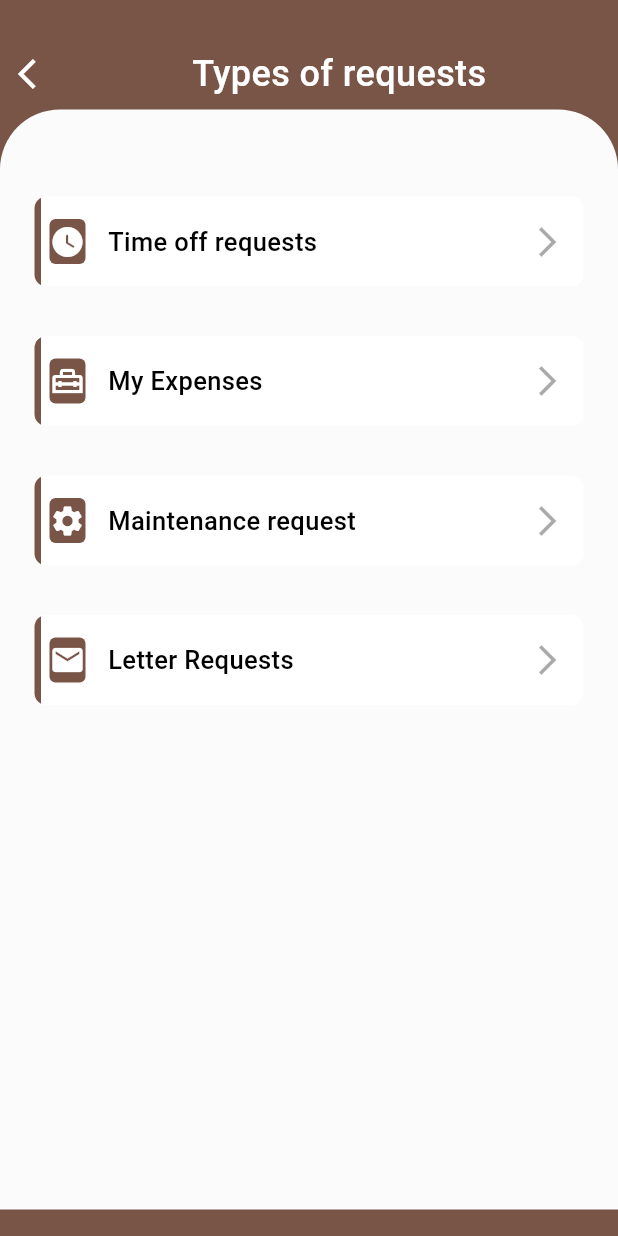
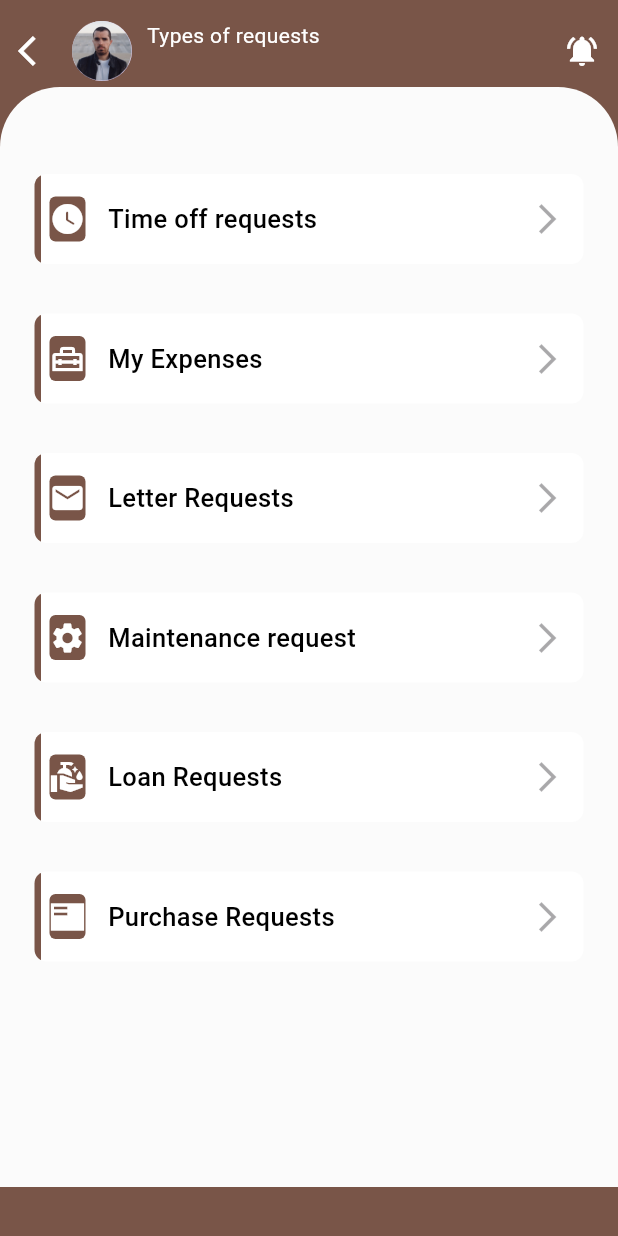
Before and after one commit to mahmoudrabie97/self_service_app, a Flutter app: the TypesOfRequestsPage screen opened directly, on a phone screen of 412 x 824 dp. Run offline on Flutter 3.47's test engine with Material 3 defaults, Android fonts, the phone set to English and light mode, and no system bars; our stand-ins replace bloc, date_picker_timeline, flutter_bloc, shared_preferences; accounts and stored records are empty; network calls fail.

Commit message:
edit types of requests

```diff
--- a/lib/pages/employees/employees.dart
+++ b/lib/pages/employees/employees.dart
@@ -25,7 +25,7 @@ class CustomEmployeesBody extends StatelessWidget {
   Widget build(BuildContext context) {
     return ListView(
       children: [
-        CustomHomeApbar(
+        CustomPersonalApbar(
           title: '',
           subTitle: '',
         ),
--- a/lib/pages/home/widgets/homepagebody.dart
+++ b/lib/pages/home/widgets/homepagebody.dart
@@ -26,7 +26,7 @@ class _HomePageBodyState extends State<HomePageBody> {
     return SafeArea(
       child: Column(
         children: [
-           CustomHomeApbar(
+           CustomPersonalApbar(
             title: 'Mohamed Ahmed',
             subTitle: 'Accountant',
             icon: Icons.notifications_active,
--- a/lib/pages/profile_page/widgets/profile_body.dart
+++ b/lib/pages/profile_page/widgets/profile_body.dart
@@ -14,7 +14,7 @@ class ProfileBody extends StatelessWidget {
     return SafeArea(
       child: Column(
         children: [
-            CustomHomeApbar(title: 'Mohammmed Ahmed', subTitle: 'Accountant', icon: Icons.notifications_active,
+            CustomPersonalApbar(title: 'Mohammmed Ahmed', subTitle: 'Accountant', icon: Icons.notifications_active,
                ),
           Expanded(
             child: Padding(
--- a/lib/pages/types_of_request/widgets/custom_types_requests_main_container.dart
+++ b/lib/pages/types_of_request/widgets/custom_types_requests_main_container.dart
@@ -40,6 +40,14 @@ class CustomTypesRequestMainContainer extends StatelessWidget {
               height: 17,
             ),
             CustomIetmContainer(
+              icon: Icons.email,
+              text: 'Letter Requests',
+            ),
+
+            SizedBox(
+              height: 17,
+            ),
+            CustomIetmContainer(
               icon: Icons.settings,
               text: 'Maintenance request',
             ),
@@ -47,8 +55,15 @@ class CustomTypesRequestMainContainer extends StatelessWidget {
               height: 17,
             ),
             CustomIetmContainer(
-              icon: Icons.email,
-              text: 'Letter Requests',
+              icon: Icons.clean_hands_sharp,
+              text: 'Loan Requests',
+            ),
+            SizedBox(
+              height: 17,
+            ),
+            CustomIetmContainer(
+              icon: Icons.featured_play_list_sharp,
+              text: 'Purchase Requests',
             ),
           ],
         ),
--- a/lib/pages/types_of_request/widgets/types_of_requests_body.dart
+++ b/lib/pages/types_of_request/widgets/types_of_requests_body.dart
@@ -1,6 +1,7 @@
 import 'package:flutter/material.dart';
 
 import '../../../utlities/widgets/custom_appbar.dart';
+import '../../../utlities/widgets/custom_personal_apbar.dart';
 import 'custom_types_requests_main_container.dart';
 
 
@@ -10,9 +11,12 @@ class CustomTypesOfRequestBody extends StatelessWidget {
   @override
   Widget build(BuildContext context) {
     return ListView(
-      children:  [
-        CustomAppbarMain(text: 'Types of requests', icon: Icons.arrow_back_ios,),
-        CustomTypesRequestMainContainer(),
+      children:   [
+        Padding(
+          padding: const EdgeInsets.only(top: 10.0),
+          child: CustomPersonalApbar(  title: 'Types of requests', subTitle: '',),
+        ),
+        const CustomTypesRequestMainContainer(),
       ],
     );
   }
--- a/lib/utlities/widgets/custom_personal_apbar.dart
+++ b/lib/utlities/widgets/custom_personal_apbar.dart
@@ -1,8 +1,8 @@
 import 'package:flutter/material.dart';
 import 'package:self_service_app/utlities/app_assets.dart';
 
-class CustomHomeApbar extends StatelessWidget {
-   CustomHomeApbar({
+class CustomPersonalApbar extends StatelessWidget {
+   CustomPersonalApbar({
     super.key,
     required this.title,
     required this.subTitle,
```
Also changed, not shown: lib/pages/employees/widgets/empolyees_custom_drop_down_button.dart (+9 -3 lines).
